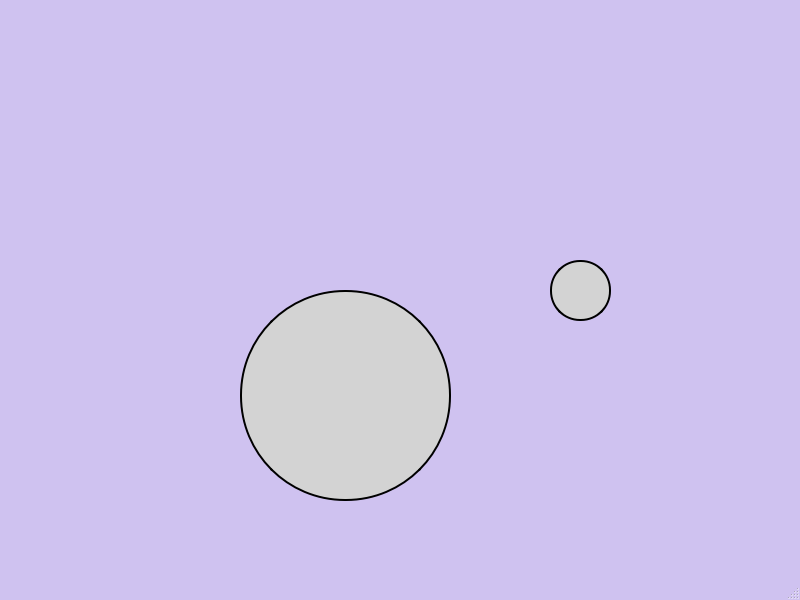
This is mainwindow.ui in Anuta-loginova/Meteor-project-_2 as Qt 5 draws it before an edit. The edited form follows.
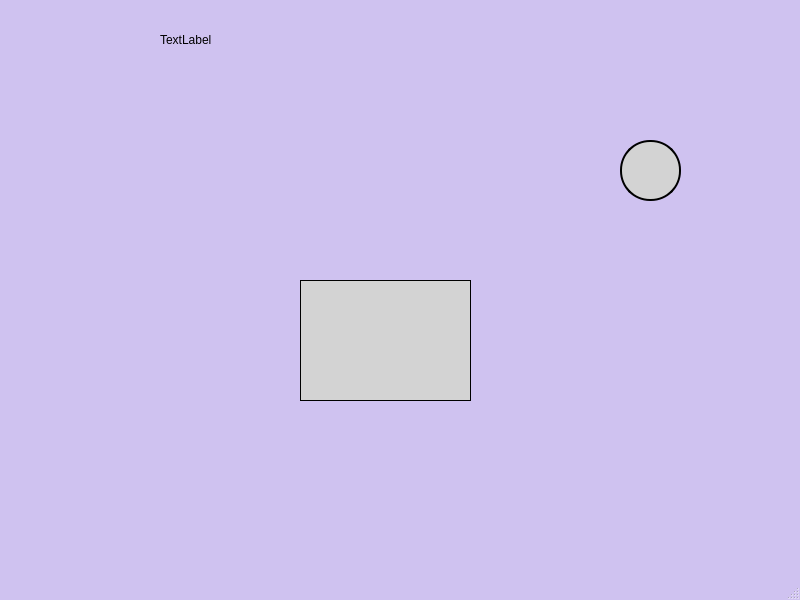
This is the edited form.

The edit to the form file:
```diff
--- a/mainwindow.ui
+++ b/mainwindow.ui
@@ -66,10 +66,10 @@
     </property>
     <property name="geometry">
      <rect>
-      <x>240</x>
-      <y>290</y>
-      <width>211</width>
-      <height>211</height>
+      <x>300</x>
+      <y>280</y>
+      <width>171</width>
+      <height>121</height>
      </rect>
     </property>
     <property name="sizeIncrement">
@@ -94,7 +94,7 @@
      <number>-10</number>
     </property>
     <property name="styleSheet">
-     <string notr="true">border: 2px solid black; border-radius: 105px; background-color: lightgrey;</string>
+     <string notr="true"> background-color: lightgrey; border:1px solid black;</string>
     </property>
    </widget>
    <widget class="QColumnView" name="columnView_2">
@@ -103,8 +103,8 @@
     </property>
     <property name="geometry">
      <rect>
-      <x>550</x>
-      <y>260</y>
+      <x>620</x>
+      <y>140</y>
       <width>61</width>
       <height>61</height>
      </rect>
@@ -134,6 +134,19 @@
      <string notr="true">border: 2px solid black; border-radius: 30px; background-color: lightgrey;</string>
     </property>
    </widget>
+   <widget class="QLabel" name="lable_1">
+    <property name="geometry">
+     <rect>
+      <x>160</x>
+      <y>30</y>
+      <width>281</width>
+      <height>20</height>
+     </rect>
+    </property>
+    <property name="text">
+     <string>TextLabel</string>
+    </property>
+   </widget>
   </widget>
   <widget class="QMenuBar" name="menubar">
    <property name="geometry">
```
